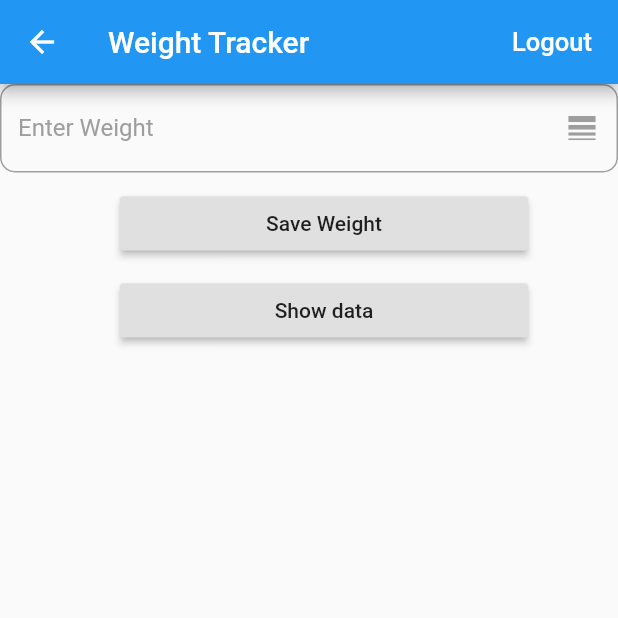
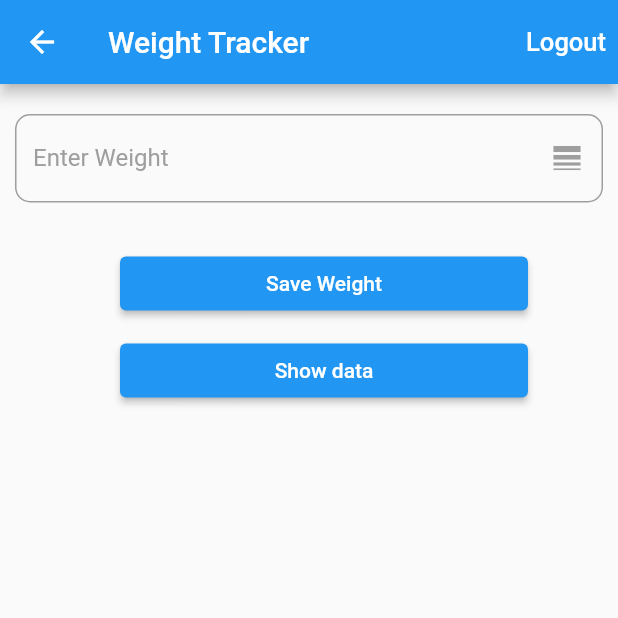
Before and after one commit to pavankumarreddy8328/mamta_project, a Flutter app: the screen it shows after launch, after a tap on "SigIn", on a phone screen of 412 x 824 dp, the top half of it. Run offline on Flutter 3.47's test engine with Material 2 defaults, Android fonts, the phone set to English and light mode, and no system bars; our stand-ins replace cloud_firestore, firebase_auth, firebase_core; accounts and stored records are empty; network calls fail.

Commit message:
Second commit

```diff
--- a/lib/Homepage.dart
+++ b/lib/Homepage.dart
@@ -39,6 +39,7 @@ class _HomepageState extends State<Homepage>{
       try {
 
         await FirebaseAuth.instance.signOut();
+        Navigator.pushNamed(context, '/Signinpage');
 
       } catch (e) {
         print(e);
@@ -57,7 +58,7 @@ class _HomepageState extends State<Homepage>{
           appBar: AppBar(
             title: Text('Weight Tracker'),
             actions: <Widget>[
-              FlatButton(
+              TextButton(
                 child: Text('Logout',
                     style: TextStyle(fontSize: 17.0, color: Colors.white)),
                 onPressed: () => _signOut(context),
@@ -67,6 +68,7 @@ class _HomepageState extends State<Homepage>{
           body: ListView(
        children: <Widget>[
          Container(
+           padding: EdgeInsets.fromLTRB(10.0, 20.0, 10.0, 20.0),
             child:  Form(
               key: formKey,
               child: TextFormField(
@@ -104,18 +106,20 @@ class _HomepageState extends State<Homepage>{
 
             Container(
               padding: EdgeInsets.fromLTRB(80.0, 10.0, 60.0, 0.0),
-          child: RaisedButton(
-            onPressed: (){
-              _submit();
-            },
-            child: Text(
-                'Save Weight'
+          child: ButtonTheme(
+            child: ElevatedButton(
+              onPressed: (){
+                _submit();
+              },
+              child: Text(
+                  'Save Weight'
+              ),
             ),
           ),
         ),
          Container(
            padding: EdgeInsets.fromLTRB(80.0, 10.0, 60.0, 0.0),
-           child: RaisedButton(
+           child: ElevatedButton(
              onPressed: (){
                Navigator.pushNamed(context, '/Database');
              },
--- a/lib/SignInpage.dart
+++ b/lib/SignInpage.dart
@@ -17,24 +17,27 @@ class SignInPage extends StatelessWidget{
       case AuthStatus.notSignedIn:
         return Scaffold(
           appBar: AppBar(
+            titleSpacing: 30.0,
             title: Text(
               'SignIn',
-              style: TextStyle(color: Colors.amber,fontSize: 20.0),
+              style: TextStyle(color: Colors.white,fontSize: 25.0),
+              textAlign: TextAlign.center,
             ),
           ),
-          body: RaisedButton(
-            padding: EdgeInsets.fromLTRB(50.0, 50.0, 50.0, 0.0),
+          body: Container(
+              padding: EdgeInsets.fromLTRB(150.0, 50.0, 50.0, 0.0),
+              child: ElevatedButton(
             onPressed: () {
               signInAnonymous();
               Navigator.pushNamed(context, '/Homepage');
             },
             child: Container(
-              color: Colors.white,
+              color: Colors.blue,
               child: Text(
                 'SigIn',
                 style: TextStyle(fontStyle: FontStyle.italic, fontSize: 30.0),
               ),),
-          ),
+          )),
         );
       case AuthStatus.signedIn:
         return Homepage();
--- a/lib/main.dart
+++ b/lib/main.dart
@@ -14,10 +14,11 @@ void main() async{
   runApp( MaterialApp(
     debugShowCheckedModeBanner: false,
       home: MyApp(),
-    routes: <String, WidgetBuilder> {
-       '/Database': (context) => GetUserName(),
+    routes: <String, WidgetBuilder>{
+      '/Database': (context) => GetUserName(),
       '/Homepage': (context) => Homepage(),
-    },
+      '/Signinpage': (context) => SignInPage(),
+    }
   ));
 }
 
```
Also changed, not shown: lib/Database.dart (+26 -3 lines), pubspec.lock.
